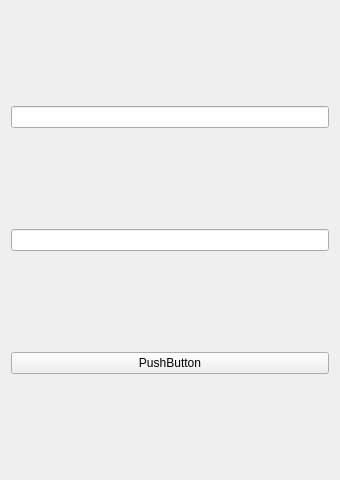
This is UI/LoginWindow.ui in Quitzero/MyDiplom as Qt 5 draws it before an edit. The edited form follows.
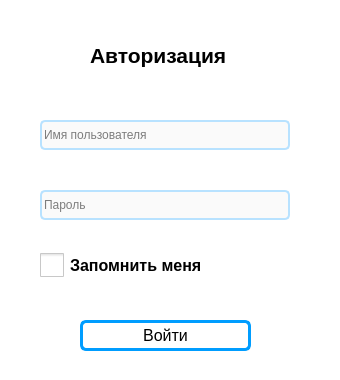
This is the edited form. Icons and pictures are not drawn.

Patch:
```diff
--- a/UI/LoginWindow.ui
+++ b/UI/LoginWindow.ui
@@ -1,43 +1,205 @@
 <?xml version="1.0" encoding="UTF-8"?>
 <ui version="4.0">
- <class>Form</class>
- <widget class="QWidget" name="Form">
+ <class>Dialog</class>
+ <widget class="QDialog" name="Dialog">
   <property name="geometry">
    <rect>
     <x>0</x>
     <y>0</y>
     <width>340</width>
-    <height>480</height>
+    <height>380</height>
    </rect>
   </property>
   <property name="windowTitle">
    <string>Form</string>
   </property>
-  <layout class="QVBoxLayout" name="verticalLayout">
-   <item>
-    <widget class="QLineEdit" name="UserNameLineEdit"/>
-   </item>
-   <item>
-    <widget class="QLineEdit" name="PasswordLineEdit">
-     <property name="cursor">
-      <cursorShape>IBeamCursor</cursorShape>
-     </property>
-     <property name="contextMenuPolicy">
-      <enum>Qt::ActionsContextMenu</enum>
-     </property>
-     <property name="echoMode">
-      <enum>QLineEdit::Password</enum>
-     </property>
-    </widget>
-   </item>
-   <item>
-    <widget class="QPushButton" name="LoginButton">
-     <property name="text">
-      <string>PushButton</string>
-     </property>
-    </widget>
-   </item>
-  </layout>
+  <property name="styleSheet">
+   <string notr="true">QWidget{
+background-color: rgb(255, 255, 255);
+}
+QLineEdit{
+border:2px solid #B8E2FF;
+border-radius:5px;
+background-color: rgb(250, 250, 250);
+}
+QLineEdit:focus{
+border:3px solid rgb(0,157,255);
+border-radius:5px;
+}</string>
+  </property>
+  <widget class="QLabel" name="label">
+   <property name="geometry">
+    <rect>
+     <x>90</x>
+     <y>30</y>
+     <width>141</width>
+     <height>51</height>
+    </rect>
+   </property>
+   <property name="font">
+    <font>
+     <pointsize>16</pointsize>
+     <weight>75</weight>
+     <bold>true</bold>
+    </font>
+   </property>
+   <property name="text">
+    <string>Авторизация</string>
+   </property>
+  </widget>
+  <widget class="QLineEdit" name="UserNameLineEdit">
+   <property name="geometry">
+    <rect>
+     <x>40</x>
+     <y>120</y>
+     <width>250</width>
+     <height>30</height>
+    </rect>
+   </property>
+   <property name="minimumSize">
+    <size>
+     <width>100</width>
+     <height>30</height>
+    </size>
+   </property>
+   <property name="maximumSize">
+    <size>
+     <width>250</width>
+     <height>16777215</height>
+    </size>
+   </property>
+   <property name="cursor">
+    <cursorShape>IBeamCursor</cursorShape>
+   </property>
+   <property name="contextMenuPolicy">
+    <enum>Qt::ActionsContextMenu</enum>
+   </property>
+   <property name="styleSheet">
+    <string notr="true"/>
+   </property>
+   <property name="echoMode">
+    <enum>QLineEdit::Normal</enum>
+   </property>
+   <property name="placeholderText">
+    <string>Имя пользователя</string>
+   </property>
+  </widget>
+  <widget class="QLineEdit" name="PasswordLineEdit">
+   <property name="geometry">
+    <rect>
+     <x>40</x>
+     <y>190</y>
+     <width>250</width>
+     <height>30</height>
+    </rect>
+   </property>
+   <property name="minimumSize">
+    <size>
+     <width>100</width>
+     <height>30</height>
+    </size>
+   </property>
+   <property name="maximumSize">
+    <size>
+     <width>250</width>
+     <height>16777215</height>
+    </size>
+   </property>
+   <property name="echoMode">
+    <enum>QLineEdit::Password</enum>
+   </property>
+   <property name="placeholderText">
+    <string>Пароль</string>
+   </property>
+  </widget>
+  <widget class="QCheckBox" name="checkBox">
+   <property name="geometry">
+    <rect>
+     <x>40</x>
+     <y>250</y>
+     <width>181</width>
+     <height>31</height>
+    </rect>
+   </property>
+   <property name="font">
+    <font>
+     <pointsize>12</pointsize>
+     <weight>75</weight>
+     <bold>true</bold>
+    </font>
+   </property>
+   <property name="styleSheet">
+    <string notr="true">/* Чекбоксы*/
+QCheckBox::indicator{
+width:24px;
+height:24px;
+}
+QCheckBox::indicator:unchecked{
+background-image: url(:/blank/checked-blue.png);
+}
+QCheckBox::indicator:unchecked:hover, QCheckBox::indicator:unchecked:pressed{
+background-image: url(:/blank/blank-red.png);
+}
+QCheckBox::indicator:checked{
+background-image: url(:/checked/blank-blue.png);
+}
+QCheckBox::indicator:checked:hover, QCheckBox::indicator:checked:pressed{
+background-image: url(:/checked/checked-red.png);
+}
+</string>
+   </property>
+   <property name="text">
+    <string>Запомнить меня</string>
+   </property>
+  </widget>
+  <widget class="QPushButton" name="LoginButton">
+   <property name="geometry">
+    <rect>
+     <x>80</x>
+     <y>320</y>
+     <width>171</width>
+     <height>31</height>
+    </rect>
+   </property>
+   <property name="font">
+    <font>
+     <pointsize>12</pointsize>
+    </font>
+   </property>
+   <property name="cursor">
+    <cursorShape>PointingHandCursor</cursorShape>
+   </property>
+   <property name="styleSheet">
+    <string notr="true">QPushButton{
+border:3px solid rgb(0,157,255);
+border-radius:6px;
+}
+QPushButton:hover:!pressed{
+border:3px solid  rgb(175,0,0);
+}</string>
+   </property>
+   <property name="text">
+    <string>Войти</string>
+   </property>
+  </widget>
+  <widget class="QLabel" name="ErrorLabel">
+   <property name="geometry">
+    <rect>
+     <x>40</x>
+     <y>80</y>
+     <width>271</width>
+     <height>21</height>
+    </rect>
+   </property>
+   <property name="font">
+    <font>
+     <pointsize>10</pointsize>
+    </font>
+   </property>
+   <property name="text">
+    <string/>
+   </property>
+  </widget>
  </widget>
  <resources/>
  <connections/>
```
Left out of the diff: 6 changed lines with no effect on the pictures.
